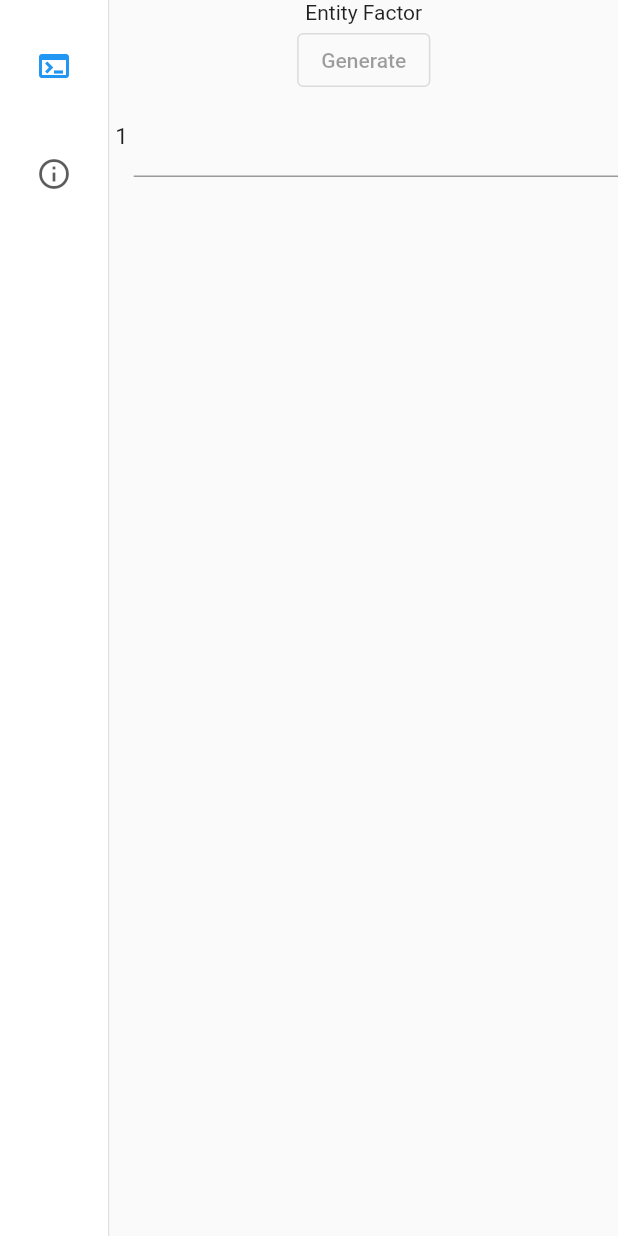
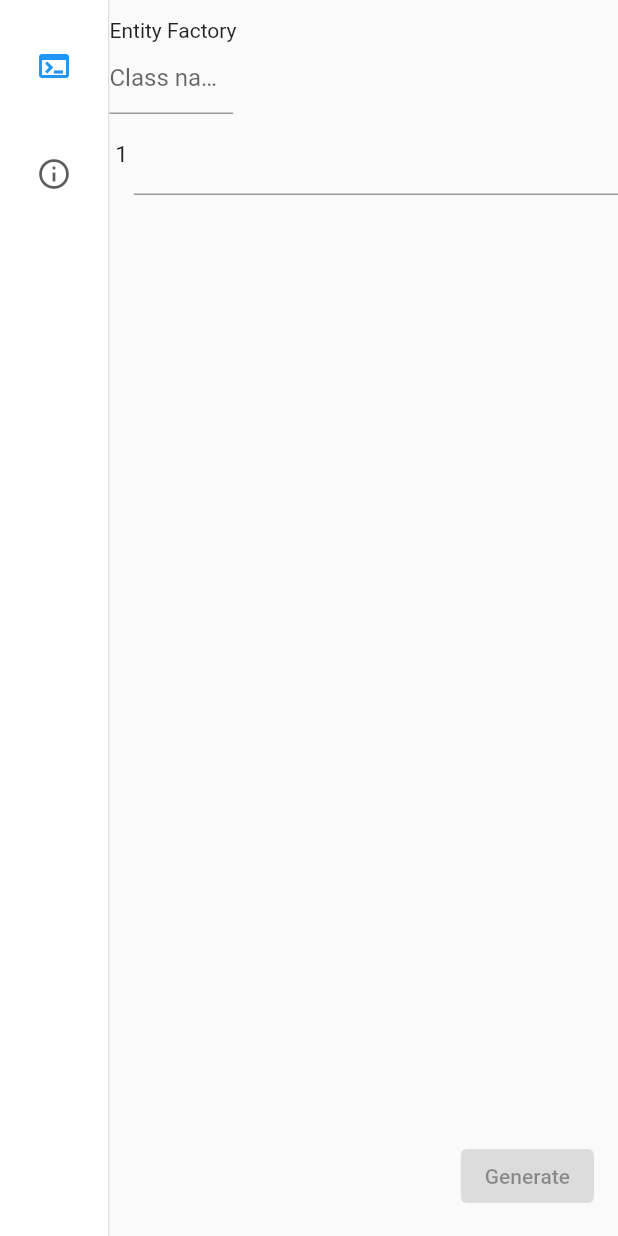
Before and after one commit to alexandreparra/boiler_plate_killer, a Flutter app: the screen it shows after launch, on a phone screen of 412 x 824 dp. Run offline on Flutter 3.47's test engine with Material 2 defaults, Android fonts, the phone set to English and light mode, and no system bars; statements that could not run were skipped.

Commit message:
[ADD] floating button to generate entity [ADD] textField to receive the entity class name

```diff
--- a/lib/pages/entity_boilerplate/entity_boilerplate.dart
+++ b/lib/pages/entity_boilerplate/entity_boilerplate.dart
@@ -12,28 +12,40 @@ class EntityBoilerplate extends StatefulWidget {
 }
 
 class _EntityBoilerplateState extends State<EntityBoilerplate> {
-  final TextEditingController _inputController = TextEditingController();
+  final _fieldsController = TextEditingController();
+  final _classNameController = TextEditingController();
 
   @override
   void dispose() {
-    _inputController.dispose();
+    _fieldsController.dispose();
+    _classNameController.dispose();
     super.dispose();
   }
 
   @override
   Widget build(BuildContext context) {
+    return Consumer<EntityBoilerplateNotifier>(builder: (context, notifier, _) {
       return Scaffold(
-        body: SingleChildScrollView(child: Consumer<EntityBoilerplateNotifier>(
-      builder: (context, notifier, _) {
-        return Column(children: [
-          const Text('Entity Factor'),
-          OutlinedButton(
+          floatingActionButton: ElevatedButton(
+            child: Text('Generate'),
             onPressed: notifier.generateEntityFlag == true
                 ? () {
-                      notifier.generateEntity(_inputController.text);
+                    notifier.generateEntity(
+                        _classNameController.text, _fieldsController.text);
                   }
                 : null,
-              child: Text('Generate')),
+          ),
+          body: SingleChildScrollView(
+            child:
+                Column(crossAxisAlignment: CrossAxisAlignment.start, children: [
+              const SizedBox(height: 12),
+              const Text('Entity Factory'),
+              SizedBox(
+                  width: MediaQuery.of(context).size.width * 0.2,
+                  child: TextField(
+                      controller: _classNameController,
+                      onChanged: notifier.checkClassName,
+                      decoration: InputDecoration(hintText: 'Class name'))),
               Row(
                 mainAxisAlignment: MainAxisAlignment.start,
                 crossAxisAlignment: CrossAxisAlignment.start,
@@ -45,16 +57,14 @@ class _EntityBoilerplateState extends State<EntityBoilerplate> {
                       flex: 20,
                       child: TextField(
                           style: BpkTextStyle.editorText,
-                      controller: _inputController,
+                          controller: _fieldsController,
                           keyboardType: TextInputType.multiline,
-                      onChanged: (String value) {
-                        notifier.checkStringLength(value);
-                      },
+                          onChanged: notifier.checkFieldsLength,
                           maxLines: null))
                 ],
               ),
-        ]);
-      },
-    )));
+            ]),
+          ));
+    });
   }
 }
```
Lines whose indentation alone changed are shown as unchanged.
